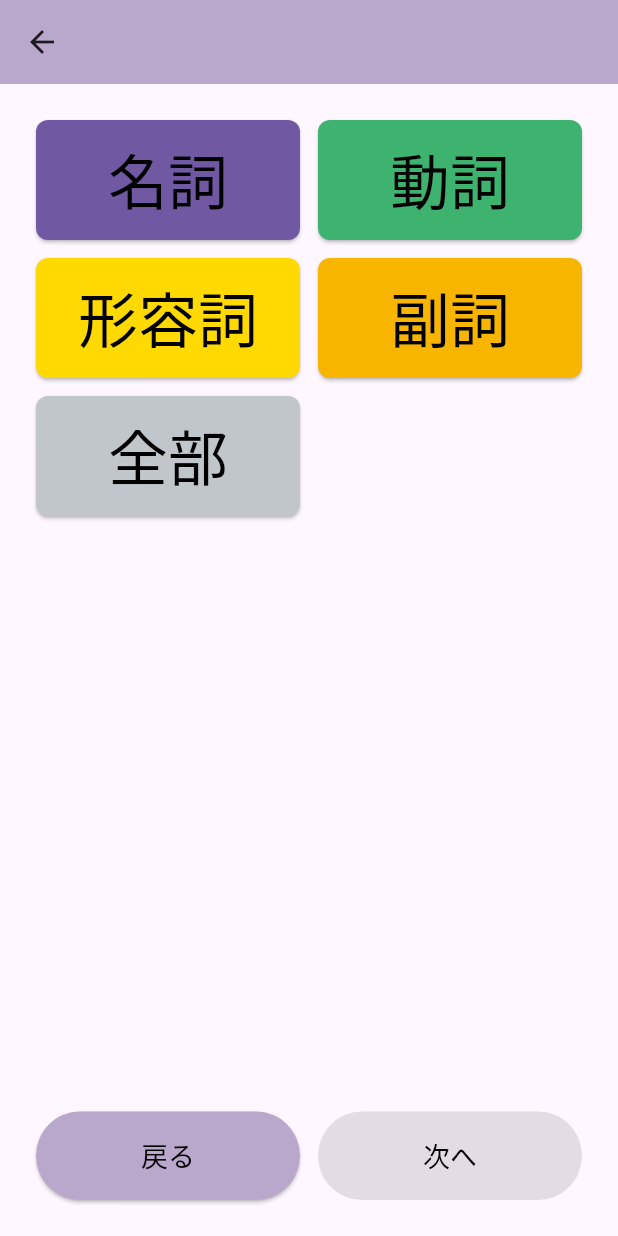
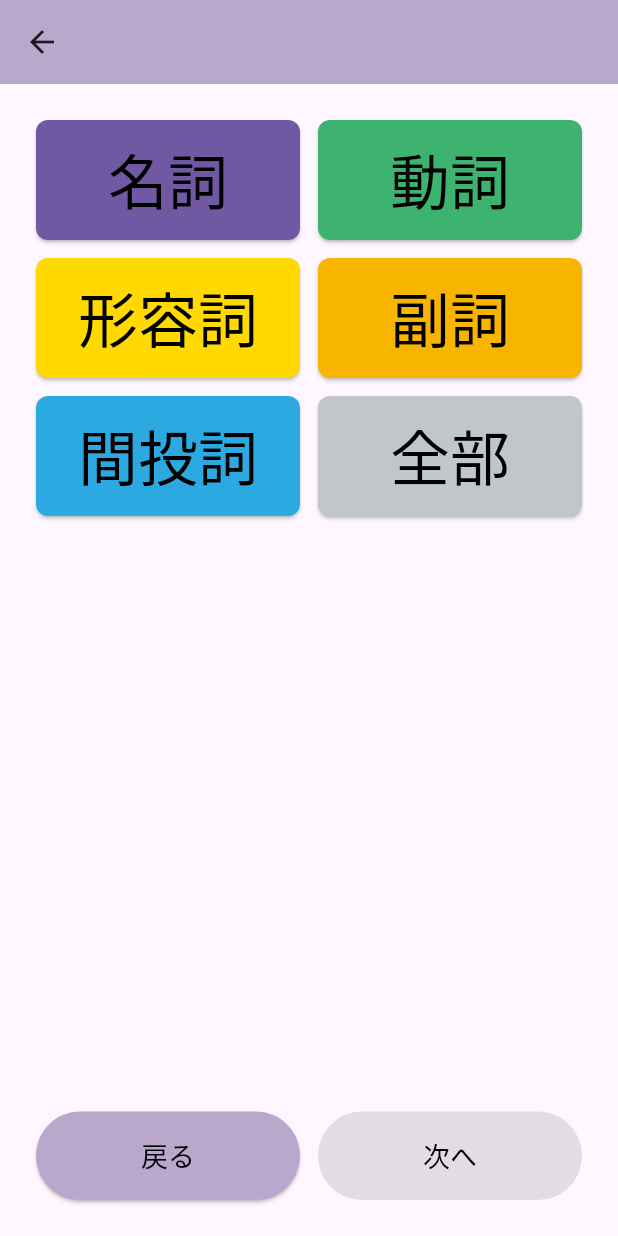
Before and after one commit to ItalyFuji/SImple_Wordlist, a Flutter app: the CategorySelectScreen screen opened directly with empty values, on a phone screen of 412 x 824 dp. Run offline on Flutter 3.47's test engine with Material 3 defaults, Android fonts, the phone set to English and light mode, and no system bars; our stand-ins replace csv, google_fonts, shared_preferences; accounts and stored records are empty.

Commit message:
add interjection(間投詞) and change setting in detail

```diff
--- a/assets/data/Deutsch.csv
+++ b/assets/data/Deutsch.csv
@@ -2,3 +2,5 @@ language,category,word,meaning,tips,done
 ドイツ語,名詞,Tee,お茶,男性名詞,No
 ドイツ語,名詞,Apfel,りんご,男性名詞,No
 ドイツ語,名詞,Birne,梨,女性名詞,No
+ドイツ語,間投詞,Guten Morgen,おはよう,,No
+ドイツ語,間投詞,Guten tag,こんにちは,,No
--- a/assets/data/English.csv
+++ b/assets/data/English.csv
@@ -2,3 +2,5 @@ language,category,word,meaning,tips,done
 英語,名詞,tee,お茶,,No
 英語,名詞,apple,りんご,,No
 英語,名詞,pear,梨,,No
+英語,間投詞,Good morning,おはよう,,No
+英語,間投詞,Hello,こんにちは,,No
--- a/assets/data/Français.csv
+++ b/assets/data/Français.csv
@@ -2,3 +2,4 @@ language,category,word,meaning,tips,done
 フランス語,名詞,thé,お茶,男性名詞,No
 フランス語,名詞,pomme,りんご,女性名詞,No
 フランス語,名詞,poire,梨,女性名詞,No
+フランス語,間投詞,Bonjour,こんにちは,おはようという意味も,No
--- a/assets/data/Italiano.csv
+++ b/assets/data/Italiano.csv
@@ -1,6 +1,7 @@
-language,category,word,meaning,tips,done
-イタリア語,名詞,tè,お茶,男性名詞,No
-イタリア語,名詞,melo,りんご(木),男性名詞,No
-イタリア語,名詞,mela,りんご(実),女性名詞,No
-イタリア語,名詞,pero,梨(木),男性名詞,No
-イタリア語,名詞,pera,梨(実),女性名詞,No
+language  , category, word      , meaning             , tips          , done
+イタリア語, 名詞    , tè        , お茶                , 男性名詞      , No
+イタリア語, 名詞    , melo      , りんご(木)          , 男性名詞      , No
+イタリア語, 名詞    , mela      , りんご(実)          , 女性名詞      , No
+イタリア語, 名詞    , pero      , 梨(木)              , 男性名詞      , No
+イタリア語, 名詞    , pera      , 梨(実)              , 女性名詞      , No
+イタリア語, 間投詞  , Buongiorno, こんにちは, 朝から夕方まで使える, No
--- a/lib/screens/category_select_screen.dart
+++ b/lib/screens/category_select_screen.dart
@@ -15,10 +15,10 @@ class CategorySelectScreen extends StatefulWidget {
 class _CategorySelectScreenState extends State<CategorySelectScreen> {
 
   // 表示するボタンの固定リスト（順番もここで管理）
-  static const List<String> _buttons = ['名詞', '動詞', '形容詞', '副詞', '全部'];
+  static const List<String> _buttons = ['名詞', '動詞', '形容詞', '副詞', '間投詞', '全部'];
 
   // 実際の品詞リスト（「全部」は含まない）
-  static const List<String> _realCategories = ['名詞', '動詞', '形容詞', '副詞'];
+  static const List<String> _realCategories = ['名詞', '動詞', '形容詞', '副詞', '間投詞'];
 
   // 選択中の品詞を管理するSet（重複なしのリスト）
   // 例: {'名詞', '動詞'}
@@ -95,8 +95,7 @@ class _CategorySelectScreenState extends State<CategorySelectScreen> {
                 physics: const NeverScrollableScrollPhysics(), // スクロール無効
                 children: [
                   ..._buttons.map((category) => _buildCategoryButton(category)),
-                  // 5ボタンで2列 → 6マス目が空くので空のWidgetを置く
-                  const SizedBox(),
+                  // 6ボタンで2列 → ちょうど3行でぴったり埋まる
                 ],
               ),
 
--- a/lib/screens/home_screen.dart
+++ b/lib/screens/home_screen.dart
@@ -126,7 +126,7 @@ class HomeScreen extends StatelessWidget {
                           backgroundColor: Colors.grey.shade400, // 灰色
                         ),
                         child: const Text(
-                          '収録単語一覧・単語追加',
+                          '単語一覧・追加',
                           style: TextStyle(fontSize: 14, color: Colors.black),
                         ),
                       ),
--- a/lib/utils/app_colors.dart
+++ b/lib/utils/app_colors.dart
@@ -39,6 +39,7 @@ class AppColors {
     '動詞':  Color(0xFF3eb370), // 緑
     '形容詞': Color(0xFFFFD900), // 黄色
     '副詞':  Color(0xFFf8b500), // 山吹色
+    '間投詞': Color(0xFF2ca9e1), // 水色
   };
 
   // 上記以外の品詞が来たときに使うデフォルトの色
```
Also changed, not shown: lib/screens/flashcard_screen.dart (+10 -4 lines), lib/screens/word_list_screen.dart (+3 -19 lines), lib/utils/csv_loader.dart (+5 -7 lines), pubspec.lock, 4 other files.
